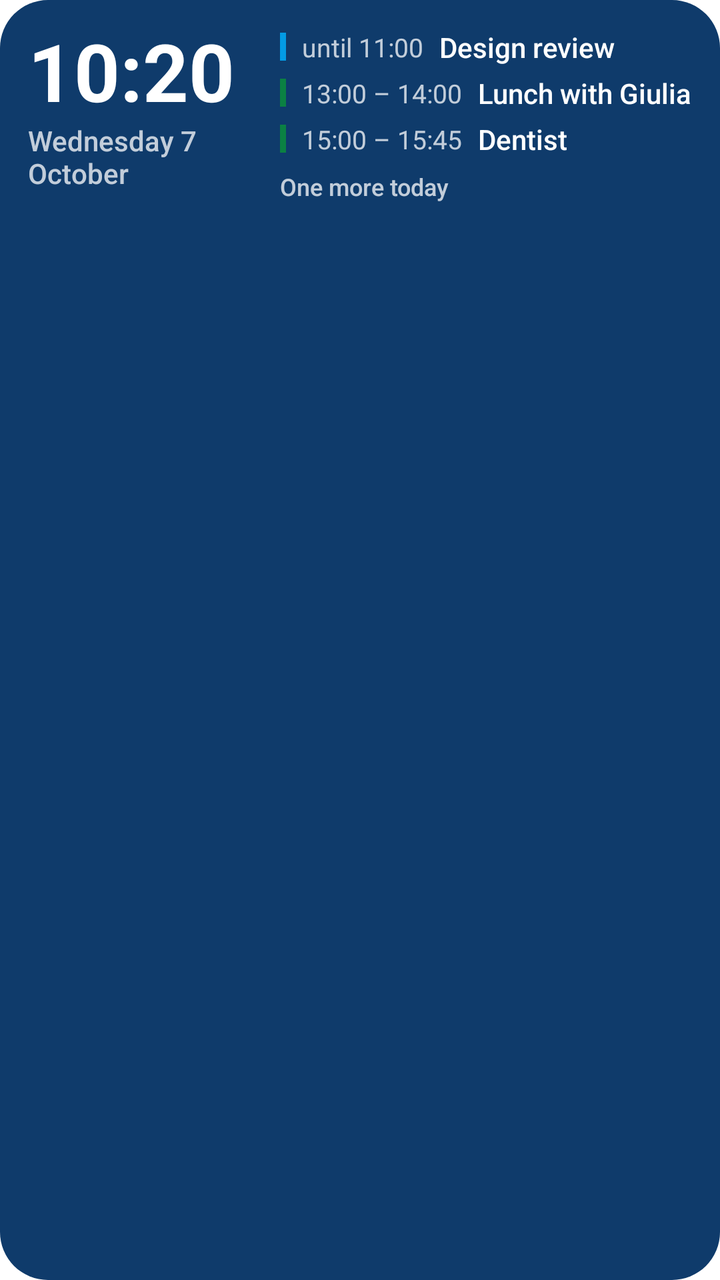
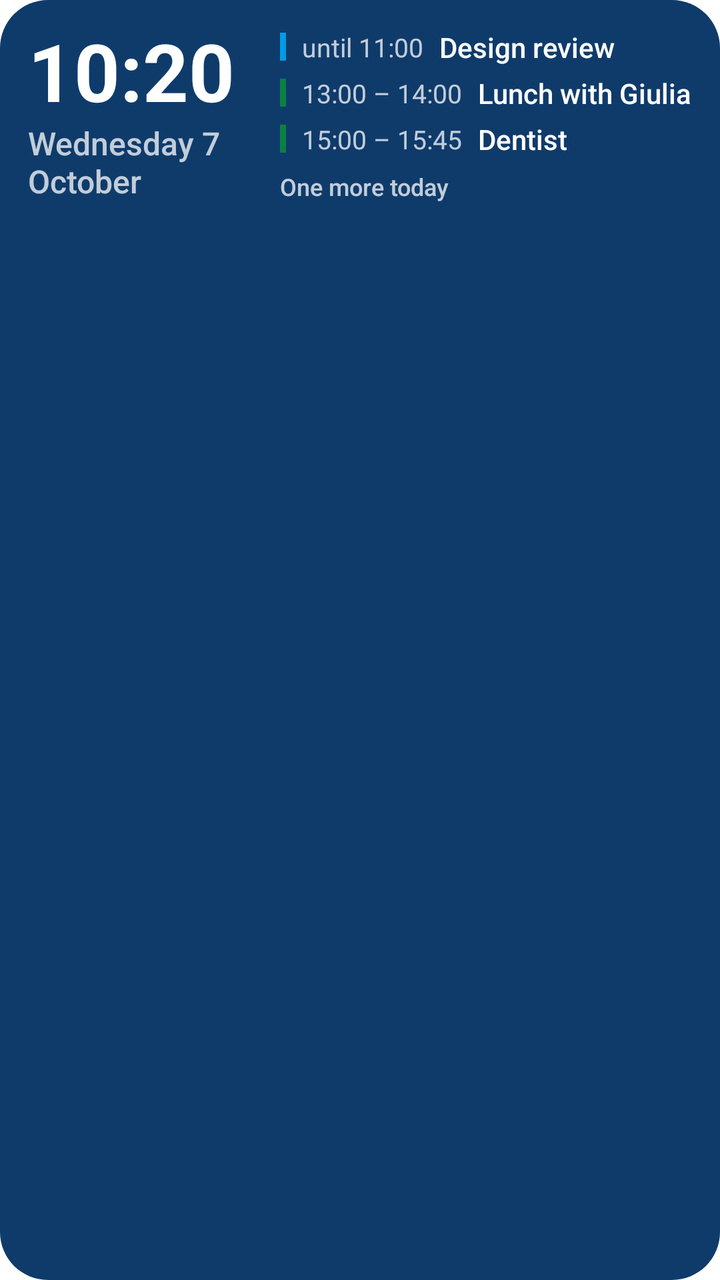

Screens rendered from an Android XML layout before and after an edit, with the pre-edit source and the edit as a unified diff.
<!-- AndroidManifest.xml: fallback theme Theme.MaterialComponents.DayNight.NoActionBar -->
<!-- res/layout/widget_agenda_preview.xml -->
<?xml version="1.0" encoding="utf-8"?>
<LinearLayout xmlns:android="http://schemas.android.com/apk/res/android"
    android:layout_width="match_parent"
    android:layout_height="match_parent"
    android:background="@drawable/widget_preview_card"
    android:baselineAligned="false"
    android:orientation="horizontal"
    android:padding="14dp">

    <LinearLayout
        android:layout_width="wrap_content"
        android:layout_height="wrap_content"
        android:orientation="vertical">

        <TextView
            android:layout_width="wrap_content"
            android:layout_height="wrap_content"
            android:includeFontPadding="false"
            android:singleLine="true"
            android:text="@string/widget_preview_time"
            android:textColor="@color/widget_preview_ink"
            android:textSize="40sp"
            android:textStyle="bold" />

        <TextView
            android:layout_width="110dp"
            android:layout_height="wrap_content"
            android:fontFamily="sans-serif-medium"
            android:maxLines="2"
            android:text="@string/widget_preview_date"
            android:textColor="@color/widget_preview_ink_dim"
            android:textSize="14sp" />
    </LinearLayout>

    <LinearLayout
        android:layout_width="0dp"
        android:layout_height="wrap_content"
        android:layout_marginStart="16dp"
        android:layout_weight="1"
        android:orientation="vertical">

        <LinearLayout
            android:layout_width="match_parent"
            android:layout_height="wrap_content"
            android:layout_marginBottom="4dp"
            android:gravity="center_vertical"
            android:orientation="horizontal">

            <ImageView
                android:layout_width="3dp"
                android:layout_height="14dp"
                android:background="@color/widget_preview_mark_work"
                android:importantForAccessibility="no" />

            <TextView
                android:layout_width="wrap_content"
                android:layout_height="wrap_content"
                android:layout_marginStart="8dp"
                android:singleLine="true"
                android:text="@string/widget_preview_row1_time"
                android:textColor="@color/widget_preview_ink_dim"
                android:textSize="13sp" />

            <TextView
                android:layout_width="0dp"
                android:layout_height="wrap_content"
                android:layout_marginStart="8dp"
                android:layout_weight="1"
                android:ellipsize="end"
                android:fontFamily="sans-serif-medium"
                android:singleLine="true"
                android:text="@string/widget_preview_row1_title"
                android:textColor="@color/widget_preview_ink"
                android:textSize="14sp" />
        </LinearLayout>
        <LinearLayout
            android:layout_width="match_parent"
            android:layout_height="wrap_content"
            android:layout_marginBottom="4dp"
            android:gravity="center_vertical"
            android:orientation="horizontal">

            <ImageView
                android:layout_width="3dp"
                android:layout_height="14dp"
                android:background="@color/widget_preview_mark_personal"
                android:importantForAccessibility="no" />

            <TextView
                android:layout_width="wrap_content"
                android:layout_height="wrap_content"
                android:layout_marginStart="8dp"
                android:singleLine="true"
                android:text="@string/widget_preview_row2_time"
                android:textColor="@color/widget_preview_ink_dim"
                android:textSize="13sp" />

            <TextView
                android:layout_width="0dp"
                android:layout_height="wrap_content"
                android:layout_marginStart="8dp"
                android:layout_weight="1"
                android:ellipsize="end"
                android:fontFamily="sans-serif-medium"
                android:singleLine="true"
                android:text="@string/widget_preview_row2_title"
                android:textColor="@color/widget_preview_ink"
                android:textSize="14sp" />
        </LinearLayout>
        <LinearLayout
            android:layout_width="match_parent"
            android:layout_height="wrap_content"
            android:layout_marginBottom="4dp"
            android:gravity="center_vertical"
            android:orientation="horizontal">

            <ImageView
                android:layout_width="3dp"
                android:layout_height="14dp"
                android:background="@color/widget_preview_mark_personal"
                android:importantForAccessibility="no" />

            <TextView
                android:layout_width="wrap_content"
                android:layout_height="wrap_content"
                android:layout_marginStart="8dp"
                android:singleLine="true"
                android:text="@string/widget_preview_row3_time"
                android:textColor="@color/widget_preview_ink_dim"
                android:textSize="13sp" />

            <TextView
                android:layout_width="0dp"
                android:layout_height="wrap_content"
                android:layout_marginStart="8dp"
                android:layout_weight="1"
                android:ellipsize="end"
                android:fontFamily="sans-serif-medium"
                android:singleLine="true"
                android:text="@string/widget_preview_row3_title"
                android:textColor="@color/widget_preview_ink"
                android:textSize="14sp" />
        </LinearLayout>

        <TextView
            android:layout_width="wrap_content"
            android:layout_height="wrap_content"
            android:layout_marginTop="2dp"
            android:fontFamily="sans-serif-medium"
            android:singleLine="true"
            android:text="@string/widget_preview_more"
            android:textColor="@color/widget_preview_ink_dim"
            android:textSize="12sp" />
    </LinearLayout>
</LinearLayout>
<!-- resources referenced by this layout -->
<resources>
  <color name="widget_preview_ink">#FFFFFFFF</color>
  <color name="widget_preview_ink_dim">#BFFFFFFF</color>
  <color name="widget_preview_mark_personal">#FF0B8043</color>
  <color name="widget_preview_mark_work">#FF039BE5</color>
  <!-- drawable widget_preview_card (drawable) -->
  <?xml version="1.0" encoding="utf-8"?>
  <shape xmlns:android="http://schemas.android.com/apk/res/android" android:shape="rectangle">
      <solid android:color="@color/widget_preview_card" />
      <corners android:radius="24dp" />
  </shape>
  <string name="widget_preview_date">Wednesday 7 October</string>
  <string name="widget_preview_more">One more today</string>
  <string name="widget_preview_row1_time">until 11:00</string>
  <string name="widget_preview_row1_title">Design review</string>
  <string name="widget_preview_row2_time">13:00 – 14:00</string>
  <string name="widget_preview_row2_title">Lunch with Giulia</string>
  <string name="widget_preview_row3_time">15:00 – 15:45</string>
  <string name="widget_preview_row3_title">Dentist</string>
  <string name="widget_preview_time">10:20</string>
  <color name="widget_preview_card">#FF0F3B6B</color>
</resources>

<!-- the commit's change to res/layout/widget_agenda_preview.xml (unified diff, before → after) -->
@@ -29,7 +29,7 @@
             android:maxLines="2"
             android:text="@string/widget_preview_date"
             android:textColor="@color/widget_preview_ink_dim"
-            android:textSize="14sp" />
+            android:textSize="16sp" />
     </LinearLayout>
 
     <LinearLayout
